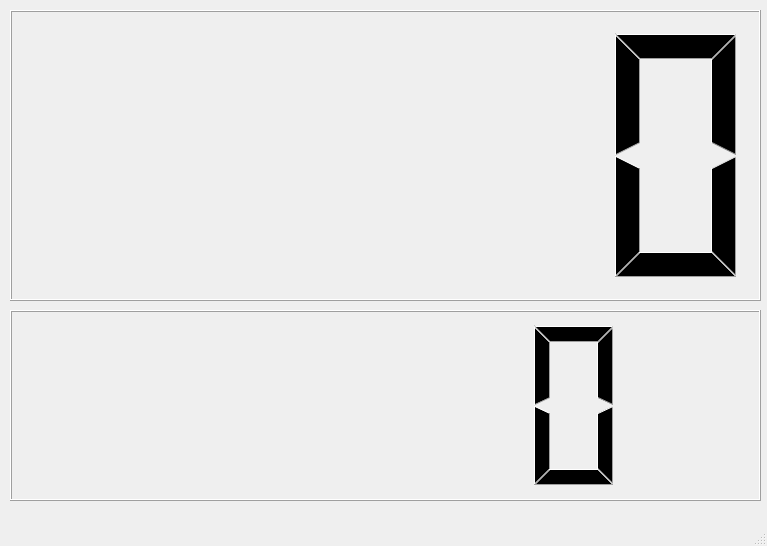
ReturnZeroGirl/pyqt_clock, file mainwin.ui: the form before one commit.
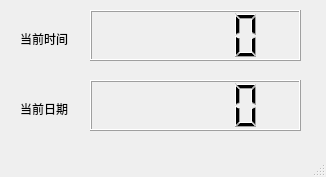
The form after the commit.

```diff
--- a/mainwin.ui
+++ b/mainwin.ui
@@ -6,8 +6,8 @@
    <rect>
     <x>0</x>
     <y>0</y>
-    <width>767</width>
-    <height>546</height>
+    <width>326</width>
+    <height>177</height>
    </rect>
   </property>
   <property name="windowTitle">
@@ -17,10 +17,10 @@
    <widget class="QLCDNumber" name="lcdNumber">
     <property name="geometry">
      <rect>
-      <x>10</x>
+      <x>90</x>
       <y>10</y>
-      <width>751</width>
-      <height>291</height>
+      <width>211</width>
+      <height>51</height>
      </rect>
     </property>
     <property name="mouseTracking">
@@ -36,13 +36,39 @@
    <widget class="QLCDNumber" name="lcdNumber_2">
     <property name="geometry">
      <rect>
-      <x>10</x>
-      <y>310</y>
-      <width>751</width>
-      <height>191</height>
+      <x>90</x>
+      <y>80</y>
+      <width>211</width>
+      <height>51</height>
      </rect>
     </property>
    </widget>
+   <widget class="QLabel" name="label">
+    <property name="geometry">
+     <rect>
+      <x>20</x>
+      <y>30</y>
+      <width>54</width>
+      <height>17</height>
+     </rect>
+    </property>
+    <property name="text">
+     <string>当前时间</string>
+    </property>
+   </widget>
+   <widget class="QLabel" name="label_2">
+    <property name="geometry">
+     <rect>
+      <x>20</x>
+      <y>100</y>
+      <width>54</width>
+      <height>17</height>
+     </rect>
+    </property>
+    <property name="text">
+     <string>当前日期</string>
+    </property>
+   </widget>
   </widget>
   <widget class="QMenuBar" name="menubar">
    <property name="geometry">
```
Left out of the diff: 4 changed lines with no effect on the pictures.
